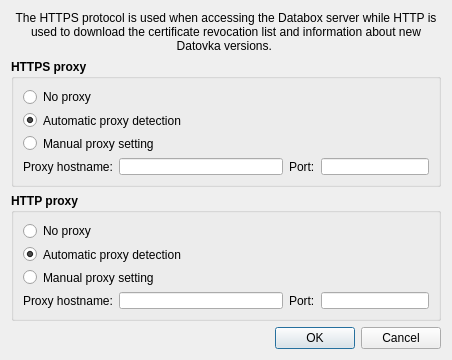
psakar/datovka, file src/gui/ui/dlg_proxysets.ui: the form before one commit.
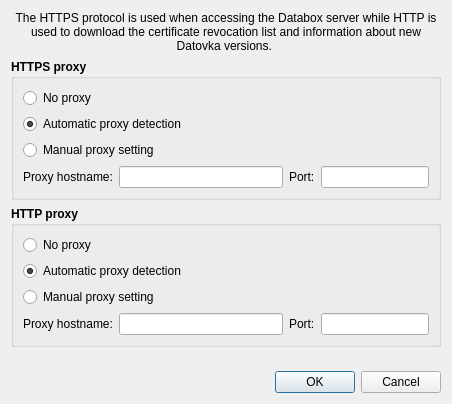
The form after the commit. Icons and pictures are not drawn.

What changed in the file:
```diff
--- a/src/gui/ui/dlg_proxysets.ui
+++ b/src/gui/ui/dlg_proxysets.ui
@@ -7,7 +7,7 @@
     <x>0</x>
     <y>0</y>
     <width>452</width>
-    <height>360</height>
+    <height>404</height>
    </rect>
   </property>
   <property name="sizePolicy">
```
